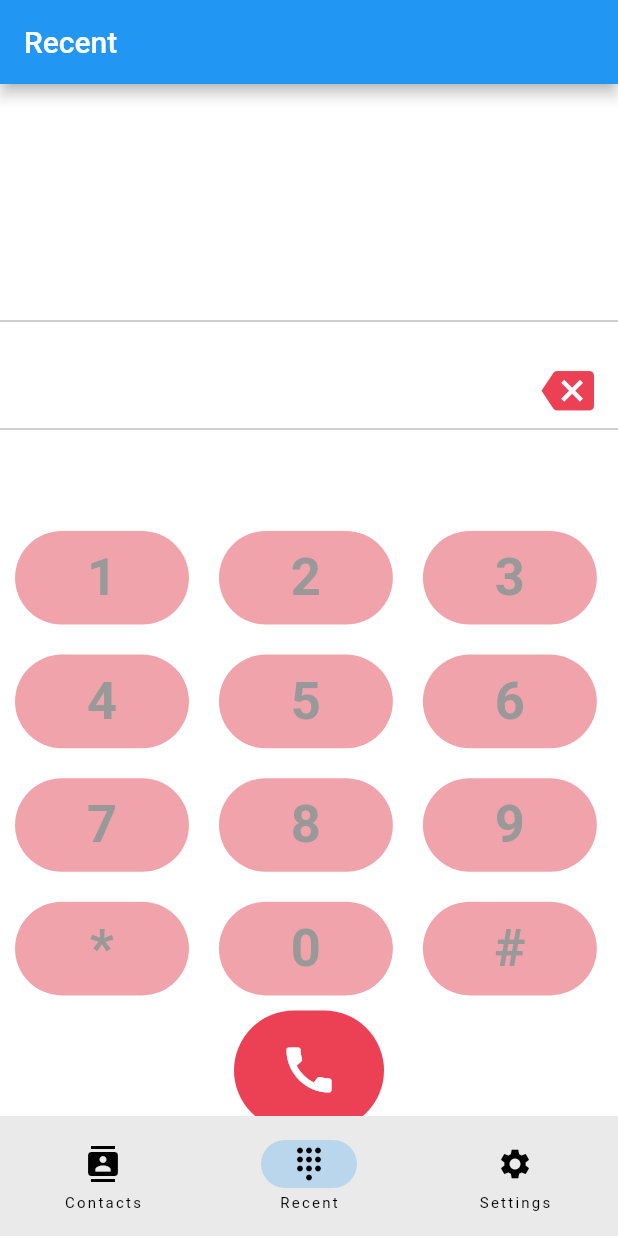
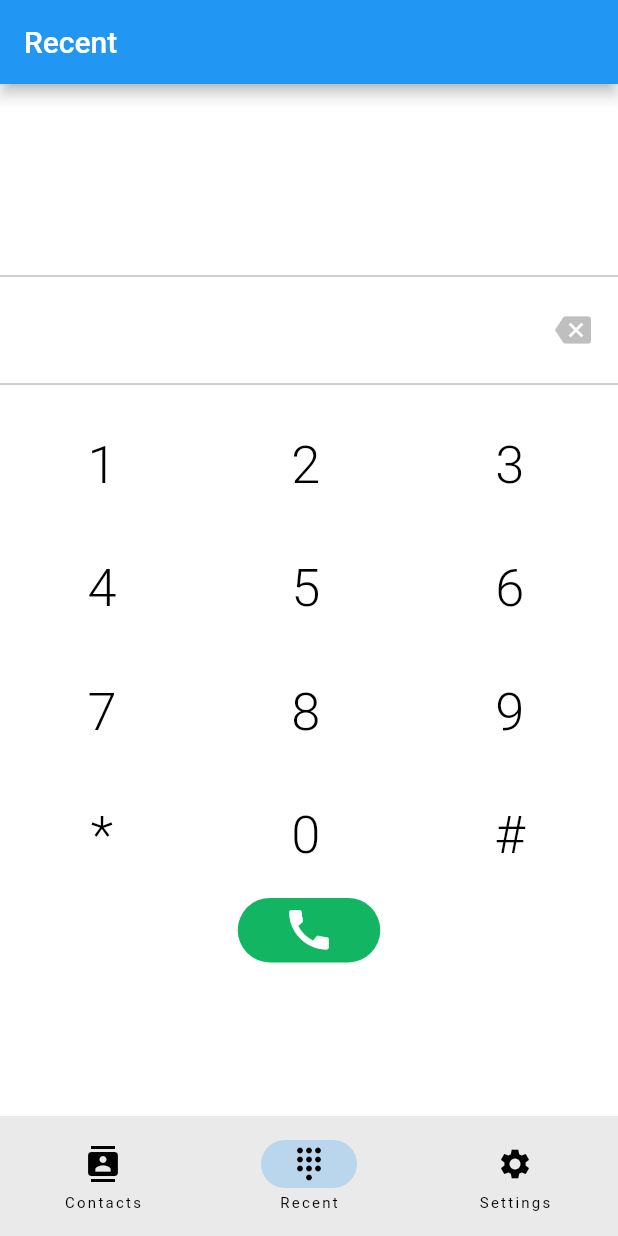
Before and after one commit to MarkisDev/its_urgent, a Flutter app: the screen it shows after launch, on a phone screen of 412 x 824 dp. Run offline on Flutter 3.47's test engine with Material 2 defaults, Android fonts, the phone set to English and light mode, and no system bars; our stand-ins replace flutter_contacts, flutter_svg, hexcolor.

Commit message:
Dialer UI Changes

```diff
--- a/lib/screens/dialer.dart
+++ b/lib/screens/dialer.dart
@@ -21,7 +21,7 @@ class DialerPageState extends State<DialerPage> {
       body: SafeArea(
         child: Column(
           children: [
-            const SizedBox(height: 150),
+            const SizedBox(height: 120),
             const Divider(
               color: Colors.grey,
             ),
@@ -31,14 +31,14 @@ class DialerPageState extends State<DialerPage> {
                 child: Text(
                   display,
                   textScaleFactor: 1.0,
-                  style: const TextStyle(
-                      fontSize: 35,
-                      color: Colors.black,
+                  style: TextStyle(
+                      fontSize: 30,
+                      color: HexColor('#12b562'),
                       fontWeight: FontWeight.bold),
                 ),
               ),
               trailing: SizedBox(
-                width: 35,
+                width: 26,
                 child: Row(
                   crossAxisAlignment: CrossAxisAlignment.baseline,
                   textBaseline: TextBaseline.ideographic,
@@ -54,10 +54,12 @@ class DialerPageState extends State<DialerPage> {
                             });
                           }
                         },
-                        child: Icon(
-                          Icons.backspace,
-                          size: 35,
-                          color: HexColor('#ec4055'),
+                        child: Center(
+                          child: Icon(
+                            Icons.backspace,
+                            size: 24,
+                            color: HexColor('#bfbfbf'),
+                          ),
                         ),
                       ),
                     ),
@@ -68,48 +70,48 @@ class DialerPageState extends State<DialerPage> {
             const Divider(
               color: Colors.grey,
             ),
-            const SizedBox(height: 50),
+            const SizedBox(height: 5),
             Row(
               children: [
-                dialPadButton(size, '1'),
-                dialPadButton(size, '2'),
-                dialPadButton(size, '3')
+                dialPadButton(size, '1', color: HexColor('#000000')),
+                dialPadButton(size, '2', color: HexColor('#000000')),
+                dialPadButton(size, '3', color: HexColor('#000000'))
               ],
             ),
             Row(
               children: [
-                dialPadButton(size, '4'),
-                dialPadButton(size, '5'),
-                dialPadButton(size, '6')
+                dialPadButton(size, '4', color: HexColor('#000000')),
+                dialPadButton(size, '5', color: HexColor('#000000')),
+                dialPadButton(size, '6', color: HexColor('#000000'))
               ],
             ),
             Row(
               children: [
-                dialPadButton(size, '7'),
-                dialPadButton(size, '8'),
-                dialPadButton(size, '9')
+                dialPadButton(size, '7', color: HexColor('#000000')),
+                dialPadButton(size, '8', color: HexColor('#000000')),
+                dialPadButton(size, '9', color: HexColor('#000000'))
               ],
             ),
             Row(
               children: [
-                dialPadButton(size, '*', color: HexColor('#999999')),
-                dialPadButton(size, '0'),
-                dialPadButton(size, '#', color: HexColor('#999999'))
+                dialPadButton(size, '*', color: HexColor('#000000')),
+                dialPadButton(size, '0', color: HexColor('#000000')),
+                dialPadButton(size, '#', color: HexColor('#000000'))
               ],
             ),
             InkWell(
               child: Container(
-                height: 80,
-                width: 100,
+                height: 43,
+                width: 95,
                 decoration: BoxDecoration(
-                  color: HexColor('#ec4055'),
+                  color: HexColor('#12b562'),
                   borderRadius: BorderRadius.circular(40),
                 ),
                 child: const Center(
                   child: Icon(
                     Icons.call,
                     color: Colors.white,
-                    size: 40,
+                    size: 35,
                   ),
                 ),
               ),
@@ -125,7 +127,7 @@ class DialerPageState extends State<DialerPage> {
 
   Widget dialPadButton(Size size, String value, {Color? color}) {
     return InkWell(
-      highlightColor: Colors.black45,
+      highlightColor: HexColor('#d8d8d8'),
       onTap: () {
         setState(() {
           display = display + value;
@@ -138,7 +140,7 @@ class DialerPageState extends State<DialerPage> {
           borderRadius: BorderRadius.circular(50),
           boxShadow: [
             BoxShadow(
-              color: HexColor('#f1a3ac'),
+              color: HexColor('#ffffff'),
               spreadRadius: -10,
             ),
           ],
@@ -150,7 +152,7 @@ class DialerPageState extends State<DialerPage> {
             style: TextStyle(
                 color: color ?? HexColor('#999999'),
                 fontSize: 35,
-                fontWeight: FontWeight.bold),
+                fontWeight: FontWeight.w300),
           ),
         ),
       ),
```
